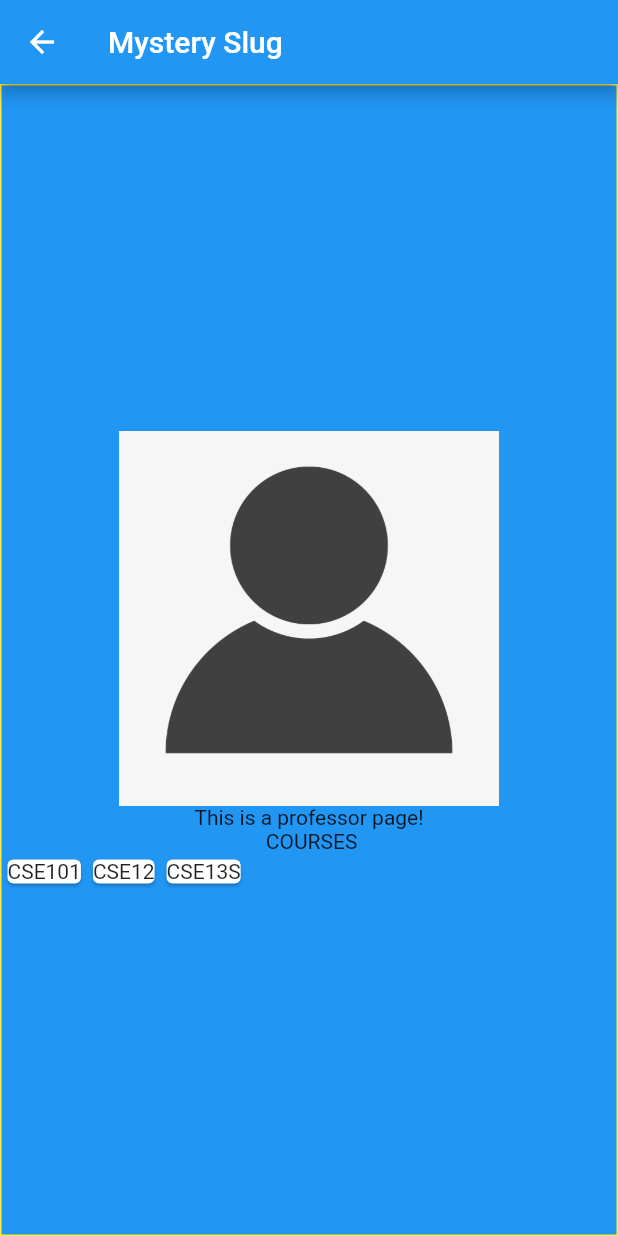
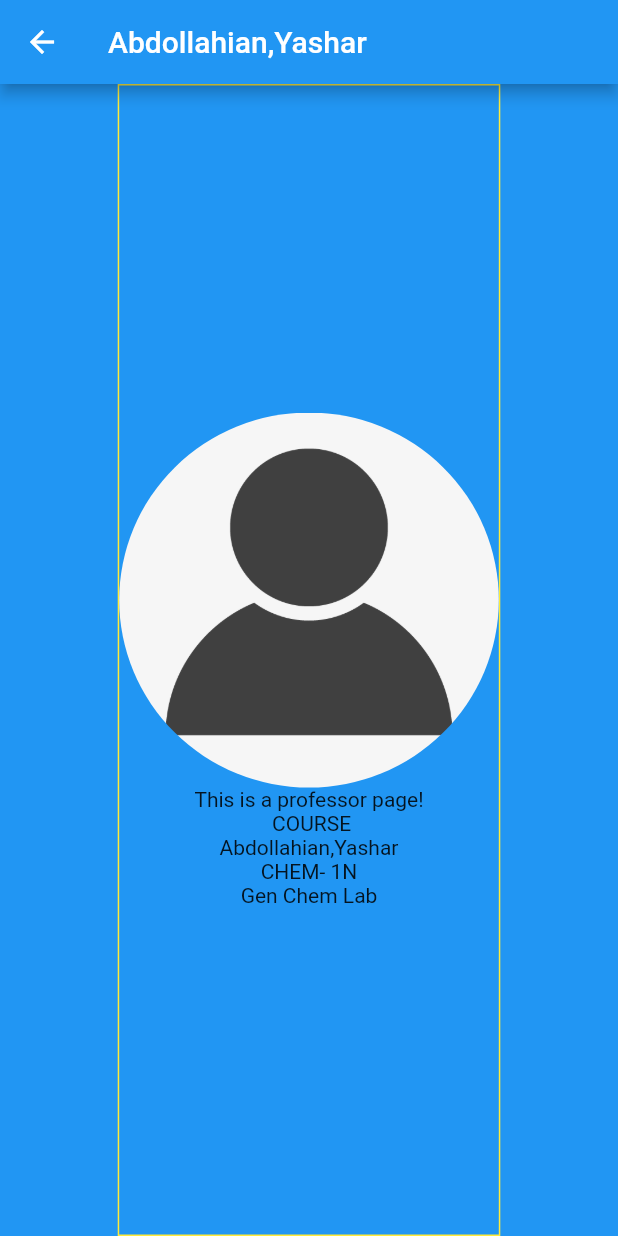
Before and after one commit to ojalmaps/slug-school, a Flutter app: the screen it shows after launch, after a tap on "Click for Dummy Prof Page", on a phone screen of 412 x 824 dp. Run offline on Flutter 3.47's test engine with Material 2 defaults, Android fonts, the phone set to English and light mode, and no system bars; our stand-ins replace csv, firebase_core; missing offline and left inert: excel; accounts and stored records are empty.

Commit message:
Professor pages tweaked to fit csv + FlutterFire setup...?

```diff
--- a/Flutter/slug_app/lib/main.dart
+++ b/Flutter/slug_app/lib/main.dart
@@ -2,8 +2,23 @@ import 'package:flutter/material.dart';
 import 'screens/login.dart';
 import 'theme/themes.dart';
 import 'screens/profpages.dart';
+// import 'dart:io';
+import 'package:path/path.dart';
+import 'package:excel/excel.dart';
+import 'package:csv/csv.dart' as csv;
+// Import the firebase_core plugin
+import 'package:firebase_core/firebase_core.dart';
 
+List<String>prof_inf = ["Abdollahian,Yashar","CHEM- 1N","Gen Chem Lab"];
+List<int> p_grades = [0,113,37,28,74,12,5,11,3,1,0,0,1];
+// Convert the csv file to a list
+// List <List> csvToList(File myCsvFile){
+//   csv.CsvToListConverter c = new csv.CsvToListConverter();
+//   List<List> listCreated = c.convert(myCsvFile.readAsStringSync());
+//   return listCreated;
+// }
 void main() {
+  WidgetsFlutterBinding.ensureInitialized();
   runApp(MyApp());
 }
 
@@ -18,7 +33,7 @@ class MyApp extends StatelessWidget {
   @override
   Widget build(BuildContext context) {
     return MaterialApp(
-      title: 'Slug Meet',
+      title: 'Slug School',
       theme: getSlugTheme(),
       home: MyHomePage(title: 'Flutter Demo Home Page'),
     );
@@ -67,7 +82,7 @@ class _MyHomePageState extends State<MyHomePage> {
                 ),
                 //Texts and Styling of them
                 Text(
-                  'Welcome to Slug Meet!',
+                  'Welcome to Slug School!',
                   textAlign: TextAlign.center,
                   style: TextStyle(color: Colors.white, fontSize: 28),
                 ),
@@ -108,9 +123,7 @@ class _MyHomePageState extends State<MyHomePage> {
                   onPressed: () {
                     Navigator.push(context,
                         MaterialPageRoute(builder: (_) => ProfPage(
-                            'Mystery Slug',
-                            Image.asset('images/anonymous-user.png', height: 250, ),
-                            ['CSE101', 'CSE12', 'CSE13S']
+                            Professor(prof_inf, p_grades),
                           )
                         ));
                   }
@@ -120,3 +133,30 @@ class _MyHomePageState extends State<MyHomePage> {
     );
   }
 }
+
+class App extends StatelessWidget {
+  // Create the initialization Future outside of `build`:
+  final Future<FirebaseApp> _initialization = Firebase.initializeApp();
+
+  @override
+  Widget build(BuildContext context) {
+    return FutureBuilder(
+      // Initialize FlutterFire:
+      future: _initialization,
+      builder: (context, snapshot) {
+        // Check for errors
+        if (snapshot.hasError) {
+          return MyApp();
+        }
+
+        // Once complete, show your application
+        if (snapshot.connectionState == ConnectionState.done) {
+          return MyApp();
+        }
+
+        // Otherwise, show something whilst waiting for initialization to complete
+        return MyApp();
+      },
+    );
+  }
+}
--- a/Flutter/slug_app/lib/screens/profpages.dart
+++ b/Flutter/slug_app/lib/screens/profpages.dart
@@ -1,49 +1,44 @@
 import 'package:flutter/material.dart';
 import 'package:flutter/rendering.dart';
 import '../theme/themes.dart';
+import 'coursepages.dart';
+import 'package:path/path.dart';
+import 'package:excel/excel.dart';
+
 
 class ProfPage extends StatefulWidget{
-    // Professor Name
-    final String profname;
-    // Professor Picture
-    final Image profpic;
-    // A list of courses taught by the professor
-    final List<String> courses;
+    // Professor
+    final Professor prof;
 
-    ProfPage(this.profname, this.profpic, this.courses);
+    ProfPage(this.prof);
 
     //
     @override
-    _ProfPageState createState() => _ProfPageState(profname, profpic, courses);
+    _ProfPageState createState() => _ProfPageState(this.prof);
 
 }
 
 class _ProfPageState extends State<ProfPage> {
-  String profname;
-  Image profpic;
-  List<String> courses;
+  Professor prof;
 
 
   // Constructor
-  _ProfPageState(this.profname, this.profpic, this.courses);
+  _ProfPageState(this.prof);
 
   @override
   Widget build(BuildContext context){
     return Scaffold(
-      appBar: AppBar(title: Text(this.profname),),
+      appBar: AppBar(title: Text(prof.name),),
       body: Center(
           child: (Container(
             child: Column(
-              children: [this.profpic,
+              children: [
+                ClipOval(child: Image.asset('images/anonymous-user.png', height: 250, )),
                 Text('This is a professor page!',
                 textAlign: TextAlign.center),
-                Text(' COURSES', textAlign: TextAlign.left,),
-                Row(
-                  children: this.courses.map(
-                      (element) => Card(
-                        child: Text(element),
-                      )
-                    ).toList()
+                Text(' COURSE', textAlign: TextAlign.left,),
+                Column(
+                  children: prof.info.map((element) => new Text(element)).toList()
                 ),
               ],
               mainAxisAlignment: MainAxisAlignment.center,
@@ -62,15 +57,14 @@ class _ProfPageState extends State<ProfPage> {
 class Professor{
   String name;
   Image pic;
-  List<String> courses;
-  List<String> reviews;
+  List<String> info;
+  List<int> grades;
 
 
-  Professor(String profName, Image profPic, List<String> profCourses, List<String> profReviews){
-    this.name = profName;
-    this.pic = profPic;
-    this.courses = profCourses;
-    this.reviews = profReviews;
+  Professor(List<String> infrm, List<int> grds){
+    this.name = infrm[0];
+    this.info = infrm;
+    this.grades = grds;
   }
 
   // (Placeholder) Return an average of the prof's ratings
```
Also changed, not shown: Flutter/slug_app/pubspec.yaml (+7 -0 lines), Flutter/slug_app/pubspec.lock, 1 other file.
